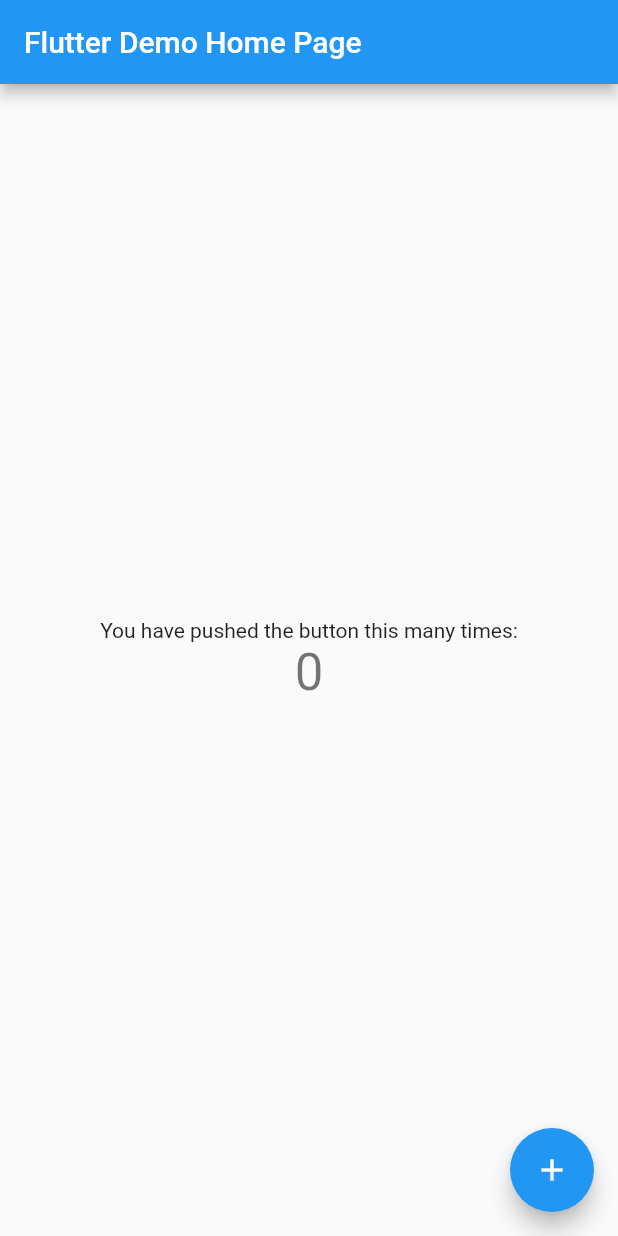
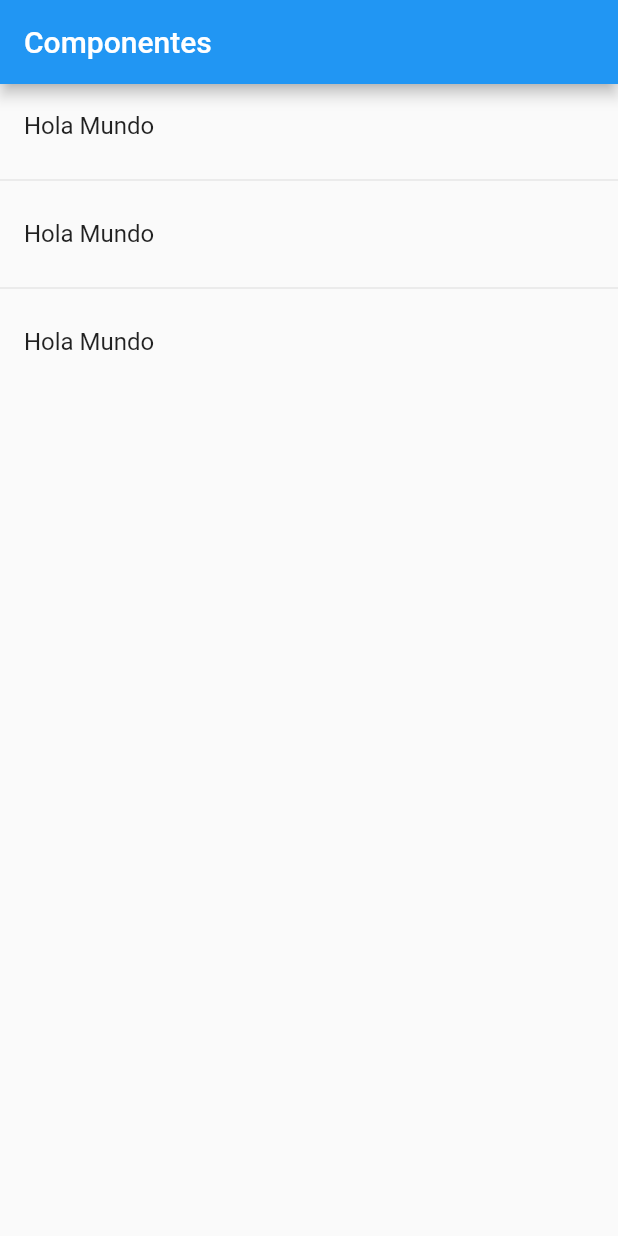
Before and after one commit to Beltran89/Flutter-componentes, a Flutter app: the screen it shows after launch, on a phone screen of 412 x 824 dp. Run offline on Flutter 3.47's test engine with Material 2 defaults, Android fonts, the phone set to English and light mode, and no system bars.

Commit message:
ListViev and Divider

```diff
--- a/lib/main.dart
+++ b/lib/main.dart
@@ -1,3 +1,5 @@
+import 'package:componentes/src/home_page.dart';
+//import 'package:componentes/src/home_temp.dart';
 import 'package:flutter/material.dart';
 
 void main() {
@@ -9,105 +11,10 @@
   @override
   Widget build(BuildContext context) {
     return MaterialApp(
-      title: 'Flutter Demo',
-      theme: ThemeData(
-        // This is the theme of your application.
-        //
-        // Try running your application with "flutter run". You'll see the
-        // application has a blue toolbar. Then, without quitting the app, try
-        // changing the primarySwatch below to Colors.green and then invoke
-        // "hot reload" (press "r" in the console where you ran "flutter run",
-        // or simply save your changes to "hot reload" in a Flutter IDE).
-        // Notice that the counter didn't reset back to zero; the application
-        // is not restarted.
-        primarySwatch: Colors.blue,
-      ),
-      home: MyHomePage(title: 'Flutter Demo Home Page'),
+      title: 'Componentes APP',
+      debugShowCheckedModeBanner: false,
+      home : HomePage()
     );
-  }
+
+    }
 }
-
-class MyHomePage extends StatefulWidget {
-  MyHomePage({Key key, this.title}) : super(key: key);
-
-  // This widget is the home page of your application. It is stateful, meaning
-  // that it has a State object (defined below) that contains fields that affect
-  // how it looks.
-
-  // This class is the configuration for the state. It holds the values (in this
-  // case the title) provided by the parent (in this case the App widget) and
-  // used by the build method of the State. Fields in a Widget subclass are
-  // always marked "final".
-
-  final String title;
-
-  @override
-  _MyHomePageState createState() => _MyHomePageState();
-}
-
-class _MyHomePageState extends State<MyHomePage> {
-  int _counter = 0;
-
-  void _incrementCounter() {
-    setState(() {
-      // This call to setState tells the Flutter framework that something has
-      // changed in this State, which causes it to rerun the build method below
-      // so that the display can reflect the updated values. If we changed
-      // _counter without calling setState(), then the build method would not be
-      // called again, and so nothing would appear to happen.
-      _counter++;
-    });
-  }
-
-  @override
-  Widget build(BuildContext context) {
-    // This method is rerun every time setState is called, for instance as done
-    // by the _incrementCounter method above.
-    //
-    // The Flutter framework has been optimized to make rerunning build methods
-    // fast, so that you can just rebuild anything that needs updating rather
-    // than having to individually change instances of widgets.
-    return Scaffold(
-      appBar: AppBar(
-        // Here we take the value from the MyHomePage object that was created by
-        // the App.build method, and use it to set our appbar title.
-        title: Text(widget.title),
-      ),
-      body: Center(
-        // Center is a layout widget. It takes a single child and positions it
-        // in the middle of the parent.
-        child: Column(
-          // Column is also a layout widget. It takes a list of children and
-          // arranges them vertically. By default, it sizes itself to fit its
-          // children horizontally, and tries to be as tall as its parent.
-          //
-          // Invoke "debug painting" (press "p" in the console, choose the
-          // "Toggle Debug Paint" action from the Flutter Inspector in Android
-          // Studio, or the "Toggle Debug Paint" command in Visual Studio Code)
-          // to see the wireframe for each widget.
-          //
-          // Column has various properties to control how it sizes itself and
-          // how it positions its children. Here we use mainAxisAlignment to
-          // center the children vertically; the main axis here is the vertical
-          // axis because Columns are vertical (the cross axis would be
-          // horizontal).
-          mainAxisAlignment: MainAxisAlignment.center,
-          children: <Widget>[
-            Text(
-              'You have pushed the button this many times:',
-            ),
-            Text(
-              '$_counter',
-              style: Theme.of(context).textTheme.headline4,
-            ),
-          ],
-        ),
-      ),
-      floatingActionButton: FloatingActionButton(
-        onPressed: _incrementCounter,
-        tooltip: 'Increment',
-        child: Icon(Icons.add),
-      ), // This trailing comma makes auto-formatting nicer for build methods.
-    );
-  }
-}
--- /dev/null
+++ b/lib/src/home_page.dart
@@ -0,0 +1,32 @@
+import 'package:flutter/material.dart';
+
+class HomePage extends StatelessWidget {
+  @override
+  Widget build(BuildContext context) {
+    return Scaffold(
+      appBar: AppBar(
+        title : Text('Componentes'),
+      ),
+      body: _lista(),
+
+
+
+    );
+  }
+
+  Widget _lista() {
+    return ListView(
+      children: _listaItems(),
+    );
+  }
+
+  List<Widget> _listaItems() {
+    return [
+      ListTile(title: Text('Hola Mundo') ),
+      Divider(),
+      ListTile(title: Text('Hola Mundo') ),
+      Divider(),
+      ListTile(title: Text('Hola Mundo') ),
+    ];
+  }
+}
--- a/pubspec.yaml
+++ b/pubspec.yaml
@@ -45,8 +45,8 @@
   uses-material-design: true
 
   # To add assets to your application, add an assets section, like this:
-  # assets:
-  #   - images/a_dot_burr.jpeg
+assets:
+  - data/menu_opts.json
   #   - images/a_dot_ham.jpeg
 
   # An image asset can refer to one or more resolution-specific "variants", see
```
Also changed, not shown: data/menu_opts.json (added, +20 -0 lines), lib/src/home_temp.dart (added, +55 -0 lines).
